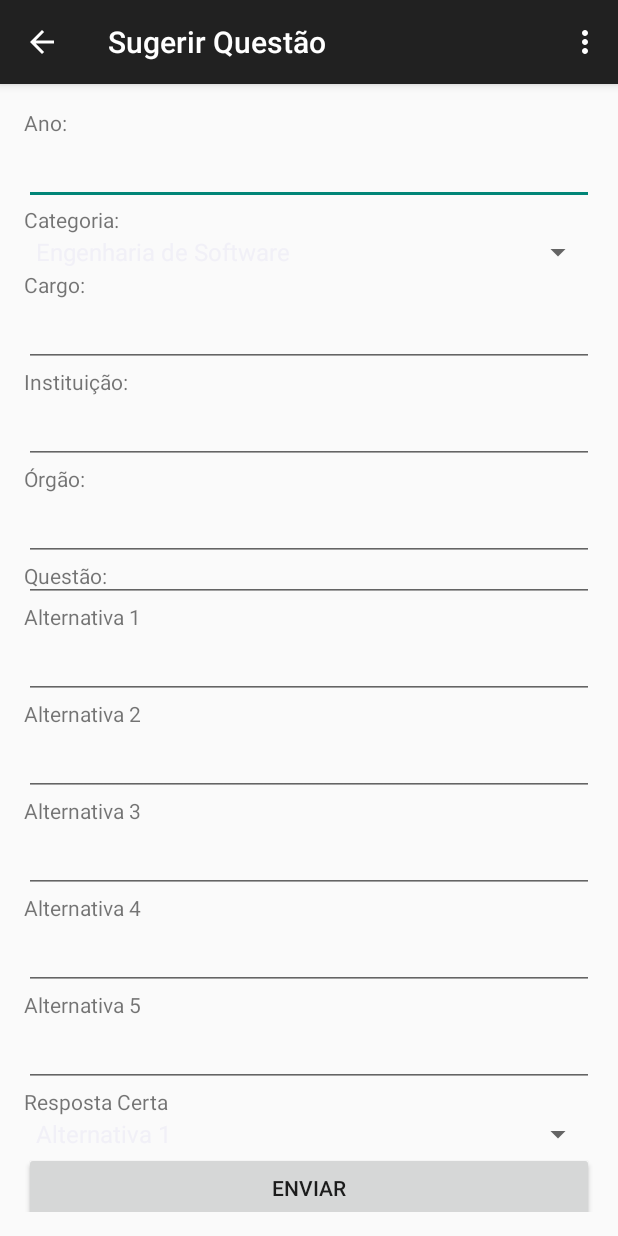
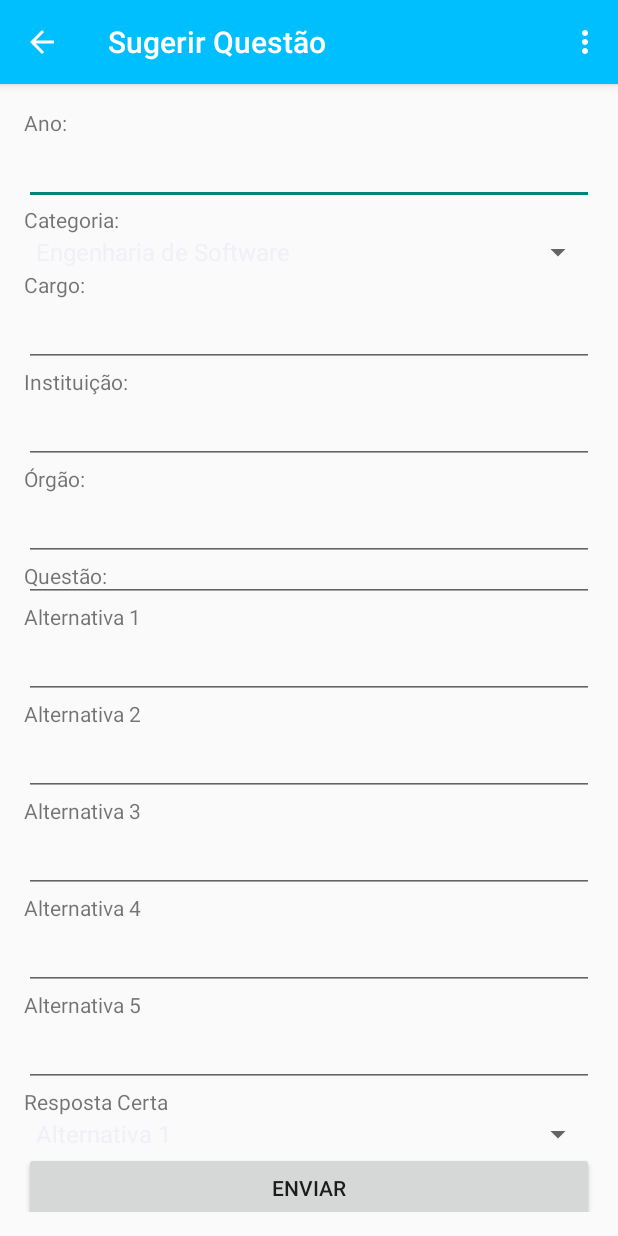
Before and after one commit to luizjl/quizz, an Android app: the EnviarQuestaoActivity screen opened directly, with no data from a screen before it, on a phone screen of 412 x 824 dp. Run offline under Robolectric (Android 15) with nearby library versions, the phone set to English and light mode, and no system bars; libraries missing offline, so code that uses them is left out: de.keyboardsurfer.android.

Commit message:
Alteração ActionBar

```diff
--- a/app/src/main/java/ria/especializacao/inf/br/quiz/EnviarQuestaoActivity.java
+++ b/app/src/main/java/ria/especializacao/inf/br/quiz/EnviarQuestaoActivity.java
@@ -1,6 +1,8 @@
 package ria.especializacao.inf.br.quiz;
 
 import android.app.DialogFragment;
+import android.graphics.Color;
+import android.graphics.drawable.ColorDrawable;
 import android.os.Bundle;
 import android.support.v4.app.Fragment;
 import android.support.v7.app.ActionBarActivity;
@@ -32,6 +34,11 @@ public class EnviarQuestaoActivity extends ActionBarActivity {
     protected void onCreate(Bundle savedInstanceState) {
         super.onCreate(savedInstanceState);
         setContentView(R.layout.activity_enviar_questao);
+
+        android.support.v7.app.ActionBar actionBar = getSupportActionBar();
+        //actionBar.setTitle("ConQuiz TI");
+
+        actionBar.setBackgroundDrawable(new ColorDrawable(Color.rgb(0, 191, 255)));
 
         if (savedInstanceState == null) {
             getSupportFragmentManager().beginTransaction()
```
Also changed, not shown: app/src/main/java/ria/especializacao/inf/br/quiz/EstatisticaActivity.java (+7 -0 lines).
